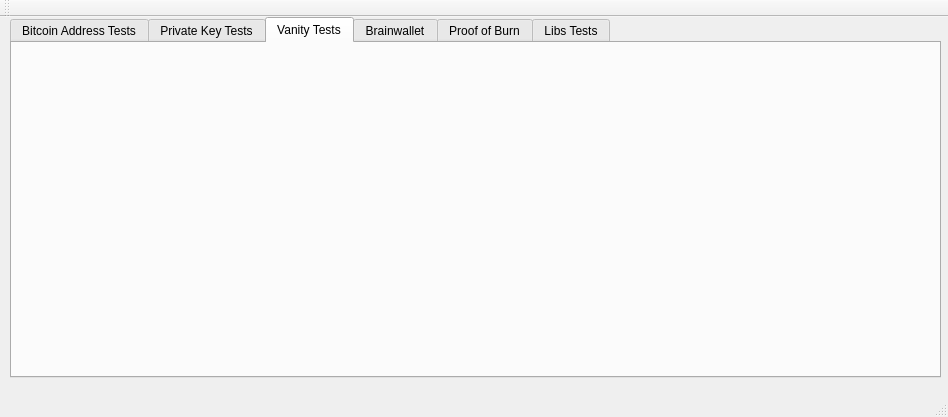
Old version of the form src/bitcointests.ui in the repository cosmycdevs/cryptotoolbox.
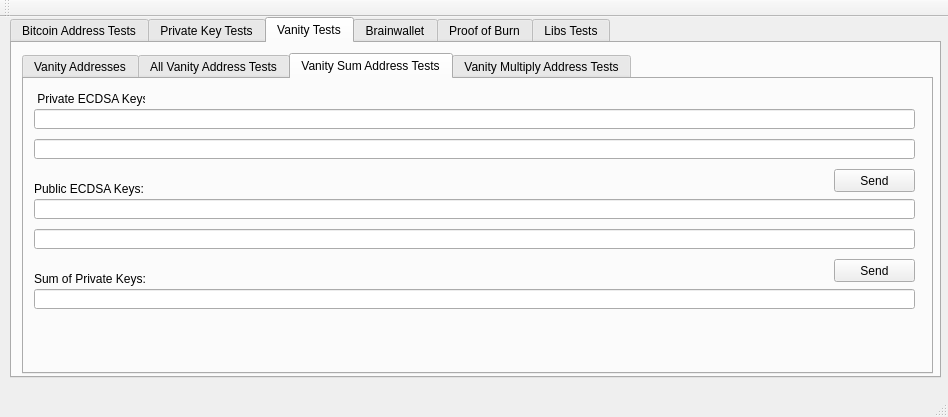
New version of the form. The open tabs and pages were chosen to show the change.

What changed in the file:
```diff
--- a/src/bitcointests.ui
+++ b/src/bitcointests.ui
@@ -281,6 +281,223 @@
      <attribute name="title">
       <string>Vanity Tests</string>
      </attribute>
+     <widget class="QTabWidget" name="tabWidget_VanityAddressTests">
+      <property name="geometry">
+       <rect>
+        <x>10</x>
+        <y>10</y>
+        <width>911</width>
+        <height>321</height>
+       </rect>
+      </property>
+      <property name="currentIndex">
+       <number>2</number>
+      </property>
+      <widget class="QWidget" name="tab_VanityAddresses">
+       <attribute name="title">
+        <string>Vanity Addresses</string>
+       </attribute>
+      </widget>
+      <widget class="QWidget" name="tab_AllVanityAddressTests">
+       <attribute name="title">
+        <string>All Vanity Address Tests</string>
+       </attribute>
+      </widget>
+      <widget class="QWidget" name="tab_VanitySumAddressTests">
+       <attribute name="title">
+        <string>Vanity Sum Address Tests</string>
+       </attribute>
+       <widget class="QLineEdit" name="lineEdit_VanitySumOfPrivKeys">
+        <property name="geometry">
+         <rect>
+          <x>10</x>
+          <y>210</y>
+          <width>881</width>
+          <height>20</height>
+         </rect>
+        </property>
+       </widget>
+       <widget class="QLabel" name="label_VanitySumOfPrivKeys">
+        <property name="geometry">
+         <rect>
+          <x>10</x>
+          <y>190</y>
+          <width>111</width>
+          <height>20</height>
+         </rect>
+        </property>
+        <property name="text">
+         <string>Sum of Private Keys:</string>
+        </property>
+       </widget>
+       <widget class="QLabel" name="label_VanityPrivECDSAKeys_S">
+        <property name="geometry">
+         <rect>
+          <x>10</x>
+          <y>10</y>
+          <width>111</width>
+          <height>20</height>
+         </rect>
+        </property>
+        <property name="text">
+         <string> Private ECDSA Keys:</string>
+        </property>
+       </widget>
+       <widget class="QPushButton" name="pushButton_CalcSumOfPrivKeys">
+        <property name="geometry">
+         <rect>
+          <x>810</x>
+          <y>90</y>
+          <width>81</width>
+          <height>23</height>
+         </rect>
+        </property>
+        <property name="text">
+         <string>Send</string>
+        </property>
+       </widget>
+       <widget class="QLineEdit" name="lineEdit_VanityPrivECDSAKey2_S">
+        <property name="geometry">
+         <rect>
+          <x>10</x>
+          <y>60</y>
+          <width>881</width>
+          <height>20</height>
+         </rect>
+        </property>
+       </widget>
+       <widget class="QLineEdit" name="lineEdit_VanityPrivECDSAKey1_S">
+        <property name="geometry">
+         <rect>
+          <x>10</x>
+          <y>30</y>
+          <width>881</width>
+          <height>20</height>
+         </rect>
+        </property>
+       </widget>
+       <widget class="QLabel" name="label_VanityPublicECDSAKeys">
+        <property name="geometry">
+         <rect>
+          <x>10</x>
+          <y>100</y>
+          <width>111</width>
+          <height>20</height>
+         </rect>
+        </property>
+        <property name="text">
+         <string>Public ECDSA Keys:</string>
+        </property>
+       </widget>
+       <widget class="QPushButton" name="pushButton_CalcSumOfPublicKeys">
+        <property name="geometry">
+         <rect>
+          <x>810</x>
+          <y>180</y>
+          <width>81</width>
+          <height>23</height>
+         </rect>
+        </property>
+        <property name="text">
+         <string>Send</string>
+        </property>
+       </widget>
+       <widget class="QLineEdit" name="lineEdit_VanityPublicECDSAKey2">
+        <property name="geometry">
+         <rect>
+          <x>10</x>
+          <y>150</y>
+          <width>881</width>
+          <height>20</height>
+         </rect>
+        </property>
+       </widget>
+       <widget class="QLineEdit" name="lineEdit_VanityPublicECDSAKey1">
+        <property name="geometry">
+         <rect>
+          <x>10</x>
+          <y>120</y>
+          <width>881</width>
+          <height>20</height>
+         </rect>
+        </property>
+       </widget>
+      </widget>
+      <widget class="QWidget" name="tab_VanityMultiplyAddressTests">
+       <attribute name="title">
+        <string>Vanity Multiply Address Tests</string>
+       </attribute>
+       <widget class="QLineEdit" name="lineEdit_VanityMultiplicationOfPrivKeys">
+        <property name="geometry">
+         <rect>
+          <x>10</x>
+          <y>210</y>
+          <width>881</width>
+          <height>20</height>
+         </rect>
+        </property>
+       </widget>
+       <widget class="QLabel" name="label_VanityPrivECDSAKeys_M">
+        <property name="geometry">
+         <rect>
+          <x>10</x>
+          <y>10</y>
+          <width>111</width>
+          <height>20</height>
+         </rect>
+        </property>
+        <property name="text">
+         <string> Private ECDSA Keys:</string>
+        </property>
+       </widget>
+       <widget class="QPushButton" name="pushButton_CalcMultiplicationOfPrivKeys">
+        <property name="geometry">
+         <rect>
+          <x>810</x>
+          <y>90</y>
+          <width>81</width>
+          <height>23</height>
+         </rect>
+        </property>
+        <property name="text">
+         <string>Send</string>
+        </property>
+       </widget>
+       <widget class="QLabel" name="label_VanityMultiplicationOfPrivKeys">
+        <property name="geometry">
+         <rect>
+          <x>10</x>
+          <y>190</y>
+          <width>141</width>
+          <height>20</height>
+         </rect>
+        </property>
+        <property name="text">
+         <string>Multiplication of Private Keys:</string>
+        </property>
+       </widget>
+       <widget class="QLineEdit" name="lineEdit_VanityPrivECDSAKey2_M">
+        <property name="geometry">
+         <rect>
+          <x>10</x>
+          <y>60</y>
+          <width>881</width>
+          <height>20</height>
+         </rect>
+        </property>
+       </widget>
+       <widget class="QLineEdit" name="lineEdit_VanityPrivECDSAKey1_M">
+        <property name="geometry">
+         <rect>
+          <x>10</x>
+          <y>30</y>
+          <width>881</width>
+          <height>20</height>
+         </rect>
+        </property>
+       </widget>
+      </widget>
+     </widget>
     </widget>
     <widget class="QWidget" name="tab_Brainwallet">
      <attribute name="title">
```
Left out of the diff: 2 changed lines with no effect on the pictures.
